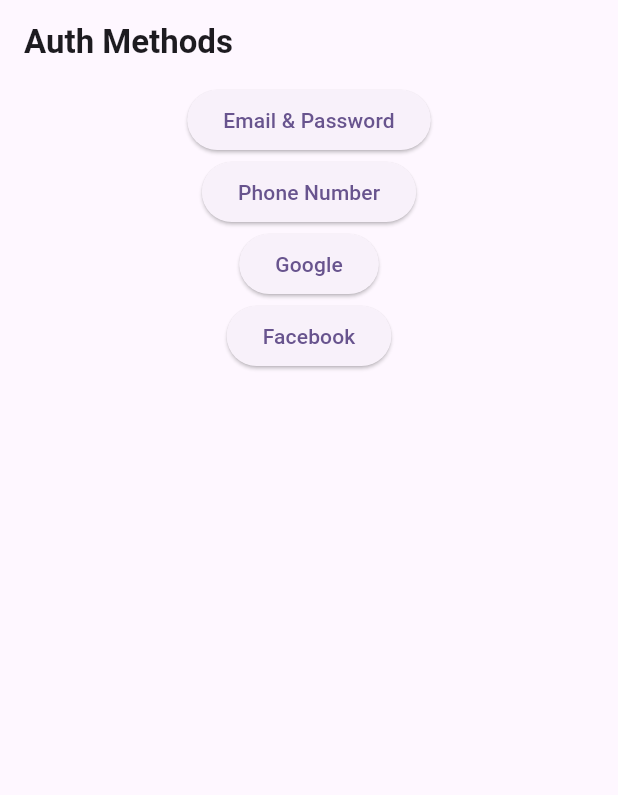
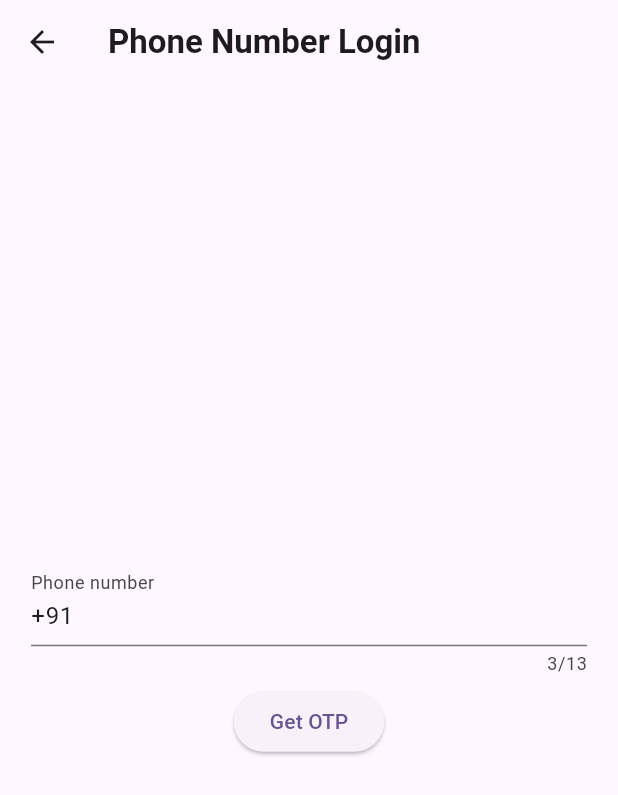
Before and after one commit to SalmanFarizss/authentications, a Flutter app: the screen it shows after launch, after a tap on "Phone Number", on a phone screen of 412 x 824 dp. Shown: the top 795 px of the screen. Run offline on Flutter 3.47's test engine with Material 2 defaults, Android fonts, the phone set to English and light mode, and no system bars; our stand-ins replace cloud_firestore, firebase_auth, firebase_core, firebase_storage, flutter_riverpod, fpdart and 1 more; accounts and stored records are empty; network calls fail.

Commit message:
google signIn

```diff
--- /dev/null
+++ b/lib/features/auth/screens/phone_number.dart
@@ -0,0 +1,47 @@
+import 'package:authentications/core/commons/loading.dart';
+import 'package:authentications/features/auth/controller/auth_controller.dart';
+import 'package:authentications/features/home/screens/home_page.dart';
+import 'package:flutter/material.dart';
+import 'package:flutter_riverpod/flutter_riverpod.dart';
+class PhoneNumber extends ConsumerStatefulWidget {
+  const PhoneNumber({super.key});
+
+  @override
+  ConsumerState<PhoneNumber> createState() => _PhoneNumberState();
+}
+
+class _PhoneNumberState extends ConsumerState<PhoneNumber> {
+  TextEditingController phone=TextEditingController(text:'+91');
+  @override
+  void dispose() {
+    phone.dispose();
+    super.dispose();
+  }
+  @override
+  Widget build(BuildContext context) {
+    bool isLoading=ref.watch(authControllerProvider);
+    return Scaffold(
+      appBar: AppBar(title: const Text('Phone Number Login',style:TextStyle(fontWeight: FontWeight.bold),),),
+      body:isLoading?const Center(child:Loading(),): Center(
+        child: Column(
+          mainAxisAlignment: MainAxisAlignment.center,
+          children: [
+            SizedBox(
+              height: height*0.1,
+              width: width*0.9,
+              child: TextFormField(
+                controller: phone,
+                maxLength: 13,
+                keyboardType: TextInputType.phone,
+                decoration: const InputDecoration(labelText: 'Phone number',hintText: 'Enter your phone number'),
+              ),
+            ),
+            ElevatedButton(onPressed:() {
+              ref.read(authControllerProvider.notifier).phoneNumberSignIn(phone: phone.text.trim(), context: context);
+            }, child:const Text('Get OTP') )
+          ],
+        ),
+      ),
+    );
+  }
+}
--- a/lib/features/home/screens/home_page.dart
+++ b/lib/features/home/screens/home_page.dart
@@ -1,5 +1,8 @@
+import 'package:authentications/features/auth/controller/auth_controller.dart';
 import 'package:authentications/features/auth/screens/email_and_password.dart';
+import 'package:authentications/features/auth/screens/phone_number.dart';
 import 'package:flutter/material.dart';
+import 'package:flutter_riverpod/flutter_riverpod.dart';
 ///globals
 double height=0.0;
 double width=0.0;
@@ -29,12 +32,28 @@
             ],
           ),
           ElevatedButton(
-            onPressed: () {},
+            onPressed: () {
+              Navigator.push(context, MaterialPageRoute(builder: (context) => const PhoneNumber(),));
+            },
             child:const Text('Phone Number'),
           ),
-          ElevatedButton(
-            onPressed: () {},
-            child:const Text('Google'),
+          Consumer(
+            builder:(context1, ref, child) => ElevatedButton(
+              onPressed: () {
+                ref.read(authControllerProvider.notifier).googleSignIn(context);
+              },
+              child:SizedBox(
+                height: height*0.04,
+                width: width*0.5,
+                child: Row(
+                  children: [
+                    const Text('SignIn with Google'),
+                    const SizedBox(width: 5,),
+                    Image.asset('assets/images/google.png'),
+                  ],
+                ),
+              ),
+            ),
           ),
           ElevatedButton(
             onPressed: () {},
```
Also changed, not shown: lib/core/utils.dart (+20 -1 lines), lib/features/auth/controller/auth_controller.dart (+99 -30 lines), lib/features/auth/repository/auth_repository.dart (+133 -31 lines), lib/features/auth/screens/email_and_password.dart (+23 -9 lines), lib/features/home/screens/profile_page.dart (+15 -4 lines), lib/models/user_model.dart (+26 -11 lines), pubspec.yaml (+4 -3 lines), pubspec.lock, 1 other file.
